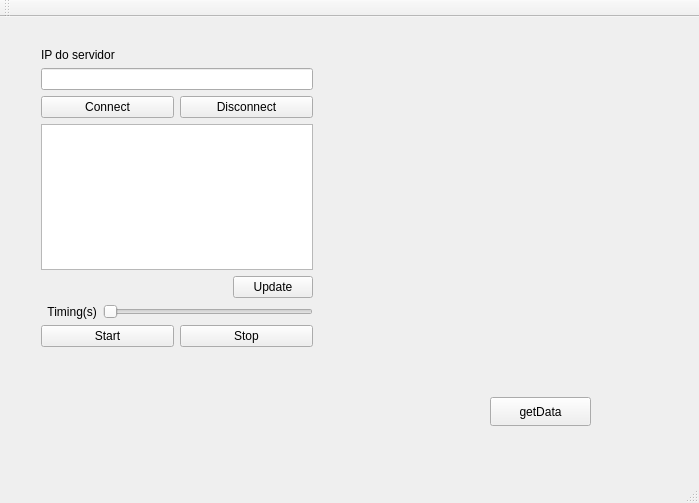
Before: the Qt Designer form QtTcpClientConsumer/mainwindow.ui in douglassc1999/Qtsupervisory, drawn with Qt 5.
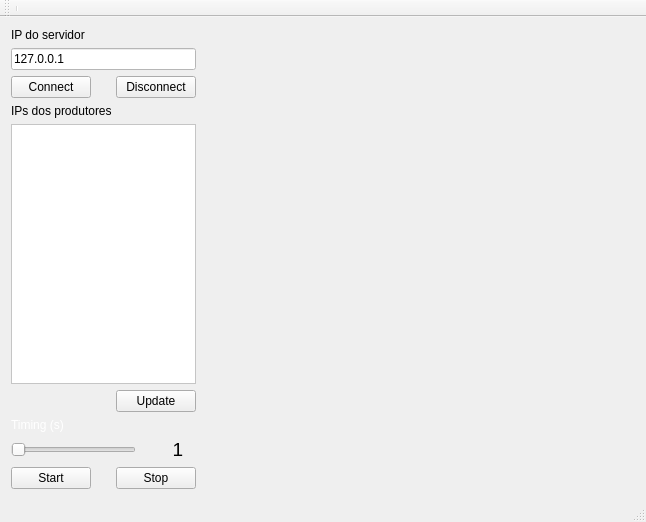
After: the same form once the commit is applied. Custom widgets are drawn as their Qt base class.

Patch:
```diff
--- a/QtTcpClientConsumer/mainwindow.ui
+++ b/QtTcpClientConsumer/mainwindow.ui
@@ -6,66 +6,79 @@
    <rect>
     <x>0</x>
     <y>0</y>
-    <width>699</width>
-    <height>503</height>
+    <width>646</width>
+    <height>522</height>
    </rect>
   </property>
   <property name="windowTitle">
-   <string>MainWindow</string>
+   <string>Tcp Client Consumer</string>
+  </property>
+  <property name="styleSheet">
+   <string notr="true"/>
+  </property>
+  <property name="toolButtonStyle">
+   <enum>Qt::ToolButtonIconOnly</enum>
+  </property>
+  <property name="tabShape">
+   <enum>QTabWidget::Rounded</enum>
   </property>
   <widget class="QWidget" name="centralWidget">
-   <widget class="QPushButton" name="pushButtonGet">
-    <property name="geometry">
-     <rect>
-      <x>490</x>
-      <y>380</y>
-      <width>101</width>
-      <height>29</height>
-     </rect>
-    </property>
-    <property name="text">
-     <string>getData</string>
-    </property>
-   </widget>
-   <widget class="QWidget" name="">
-    <property name="geometry">
-     <rect>
-      <x>30</x>
-      <y>20</y>
-      <width>571</width>
-      <height>321</height>
-     </rect>
-    </property>
-    <layout class="QHBoxLayout" name="horizontalLayout_5" stretch="50,50">
+   <layout class="QGridLayout" name="gridLayout">
+    <item row="0" column="0">
+     <layout class="QHBoxLayout" name="horizontalLayout" stretch="30,70">
      <item>
-      <layout class="QVBoxLayout" name="verticalLayout_6">
+       <layout class="QVBoxLayout" name="verticalLayout">
        <item>
-        <layout class="QVBoxLayout" name="verticalLayout_5">
-         <item>
-          <layout class="QVBoxLayout" name="verticalLayout_4">
-           <item>
-            <widget class="QLabel" name="labelIP">
+         <widget class="QLabel" name="label">
+          <property name="styleSheet">
+           <string notr="true"/>
+          </property>
              <property name="text">
               <string>IP do servidor</string>
              </property>
             </widget>
            </item>
            <item>
-            <widget class="QLineEdit" name="lineEdit"/>
-           </item>
-          </layout>
+         <widget class="QLineEdit" name="lineEditIp">
+          <property name="styleSheet">
+           <string notr="true">background-color: rgb(255, 255, 255);</string>
+          </property>
+          <property name="text">
+           <string>127.0.0.1</string>
+          </property>
+         </widget>
          </item>
          <item>
-          <layout class="QHBoxLayout" name="horizontalLayout_4">
+         <layout class="QHBoxLayout" name="horizontalLayout_3">
            <item>
             <widget class="QPushButton" name="pushButtonConnect">
+            <property name="styleSheet">
+             <string notr="true"/>
+            </property>
              <property name="text">
               <string>Connect</string>
              </property>
             </widget>
            </item>
+          <item>
+           <spacer name="horizontalSpacer_3">
+            <property name="orientation">
+             <enum>Qt::Horizontal</enum>
+            </property>
+            <property name="sizeHint" stdset="0">
+             <size>
+              <width>18</width>
+              <height>20</height>
+             </size>
+            </property>
+           </spacer>
+          </item>
            <item>
             <widget class="QPushButton" name="pushButtonDisconnect">
+            <property name="styleSheet">
+             <string notr="true">
+</string>
+            </property>
              <property name="text">
               <string>Disconnect</string>
              </property>
@@ -73,27 +86,40 @@
            </item>
           </layout>
          </item>
-        </layout>
+        <item>
+         <widget class="QLabel" name="label_2">
+          <property name="styleSheet">
+           <string notr="true">
+</string>
+          </property>
+          <property name="text">
+           <string>IPs dos produtores</string>
+          </property>
+         </widget>
        </item>
        <item>
-        <layout class="QVBoxLayout" name="verticalLayout_3">
-         <item>
-          <layout class="QVBoxLayout" name="verticalLayout_2">
-           <item>
-            <layout class="QVBoxLayout" name="verticalLayout">
-             <item>
-              <widget class="QTextBrowser" name="textBrowser"/>
+         <widget class="QListWidget" name="listWidgetIps">
+          <property name="styleSheet">
+           <string notr="true">background-color: rgb(255, 255, 255);
+selection-color: rgb(0, 0, 0);
+color: rgb(0, 0, 0);
+selection-background-color: rgba(29, 28, 28, 159);</string>
+          </property>
+          <property name="currentRow">
+           <number>-1</number>
+          </property>
+         </widget>
              </item>
              <item>
-              <layout class="QHBoxLayout" name="horizontalLayout">
+         <layout class="QHBoxLayout" name="horizontalLayout_7">
                <item>
-                <spacer name="horizontalSpacer">
+           <spacer name="horizontalSpacer_2">
                  <property name="orientation">
                   <enum>Qt::Horizontal</enum>
                  </property>
                  <property name="sizeHint" stdset="0">
                   <size>
-                   <width>40</width>
+              <width>158</width>
                    <height>20</height>
                   </size>
                  </property>
@@ -101,6 +127,9 @@
                </item>
                <item>
                 <widget class="QPushButton" name="pushButtonUpdate">
+            <property name="styleSheet">
+             <string notr="true"/>
+            </property>
                  <property name="text">
                   <string>Update</string>
                  </property>
@@ -108,52 +137,118 @@
                </item>
               </layout>
              </item>
-            </layout>
+        <item>
+         <widget class="QLabel" name="label_3">
+          <property name="styleSheet">
+           <string notr="true">color: rgb(255, 255, 255);</string>
+          </property>
+          <property name="text">
+           <string>Timing (s)</string>
+          </property>
+         </widget>
            </item>
            <item>
-            <spacer name="verticalSpacer">
+         <layout class="QHBoxLayout" name="horizontalLayout_6" stretch="70,10,20">
+          <item>
+           <widget class="QSlider" name="horizontalSliderTiming">
+            <property name="styleSheet">
+             <string notr="true"/>
+            </property>
+            <property name="minimum">
+             <number>1</number>
+            </property>
+            <property name="maximum">
+             <number>99</number>
+            </property>
              <property name="orientation">
-              <enum>Qt::Vertical</enum>
+             <enum>Qt::Horizontal</enum>
+            </property>
+            <property name="tickPosition">
+             <enum>QSlider::NoTicks</enum>
+            </property>
+            <property name="tickInterval">
+             <number>1</number>
+            </property>
+           </widget>
+          </item>
+          <item>
+           <spacer name="horizontalSpacer_6">
+            <property name="orientation">
+             <enum>Qt::Horizontal</enum>
              </property>
              <property name="sizeHint" stdset="0">
               <size>
-               <width>20</width>
-               <height>13</height>
+              <width>13</width>
+              <height>22</height>
               </size>
              </property>
             </spacer>
            </item>
            <item>
-            <layout class="QHBoxLayout" name="horizontalLayout_2">
-             <item>
-              <widget class="QLabel" name="label">
+           <widget class="QLabel" name="labelTiming">
+            <property name="font">
+             <font>
+              <pointsize>14</pointsize>
+             </font>
+            </property>
+            <property name="focusPolicy">
+             <enum>Qt::NoFocus</enum>
+            </property>
+            <property name="contextMenuPolicy">
+             <enum>Qt::DefaultContextMenu</enum>
+            </property>
+            <property name="styleSheet">
+             <string notr="true"/>
+            </property>
+            <property name="frameShape">
+             <enum>QFrame::NoFrame</enum>
+            </property>
+            <property name="frameShadow">
+             <enum>QFrame::Plain</enum>
+            </property>
                <property name="text">
-                <string>  Timing(s)</string>
-               </property>
-              </widget>
-             </item>
-             <item>
-              <widget class="QSlider" name="horizontalSlider">
-               <property name="orientation">
-                <enum>Qt::Horizontal</enum>
-               </property>
+             <string>1</string>
+            </property>
+            <property name="textFormat">
+             <enum>Qt::RichText</enum>
+            </property>
+            <property name="alignment">
+             <set>Qt::AlignCenter</set>
+            </property>
               </widget>
              </item>
             </layout>
            </item>
-          </layout>
-         </item>
          <item>
-          <layout class="QHBoxLayout" name="horizontalLayout_3">
+         <layout class="QHBoxLayout" name="horizontalLayout_4">
            <item>
-            <widget class="QPushButton" name="pushButtonStart">
+           <widget class="QPushButton" name="pushButtonConnectStart">
+            <property name="styleSheet">
+             <string notr="true"/>
+            </property>
              <property name="text">
               <string>Start</string>
              </property>
             </widget>
            </item>
            <item>
-            <widget class="QPushButton" name="pushButtonStop">
+           <spacer name="horizontalSpacer_7">
+            <property name="orientation">
+             <enum>Qt::Horizontal</enum>
+            </property>
+            <property name="sizeHint" stdset="0">
+             <size>
+              <width>18</width>
+              <height>20</height>
+             </size>
+            </property>
+           </spacer>
+          </item>
+          <item>
+           <widget class="QPushButton" name="pushButtonConnectStop">
+            <property name="styleSheet">
+             <string notr="true"/>
+            </property>
              <property name="text">
               <string>Stop</string>
              </property>
@@ -163,13 +258,12 @@
          </item>
         </layout>
        </item>
-      </layout>
-     </item>
      <item>
-      <widget class="QWidget" name="widget" native="true"/>
-     </item>
-    </layout>
-   </widget>
+       <widget class="Ploter" name="widgetGrafico" native="true"/>
+      </item>
+     </layout>
+    </item>
+   </layout>
   </widget>
   <widget class="QMenuBar" name="menuBar">
    <property name="geometry">
@@ -182,16 +276,28 @@
    </property>
   </widget>
   <widget class="QToolBar" name="mainToolBar">
+   <property name="styleSheet">
+    <string notr="true">color: rgb(255, 255, 255);</string>
+   </property>
    <attribute name="toolBarArea">
     <enum>TopToolBarArea</enum>
    </attribute>
    <attribute name="toolBarBreak">
     <bool>false</bool>
    </attribute>
+   <addaction name="separator"/>
   </widget>
   <widget class="QStatusBar" name="statusBar"/>
  </widget>
  <layoutdefault spacing="6" margin="11"/>
+ <customwidgets>
+  <customwidget>
+   <class>Ploter</class>
+   <extends>QWidget</extends>
+   <header location="global">ploter.h</header>
+   <container>1</container>
+  </customwidget>
+ </customwidgets>
  <resources/>
  <connections/>
 </ui>
```
Left out of the diff: 45 changed lines with no effect on the pictures. Lines whose indentation alone changed are shown as unchanged.
